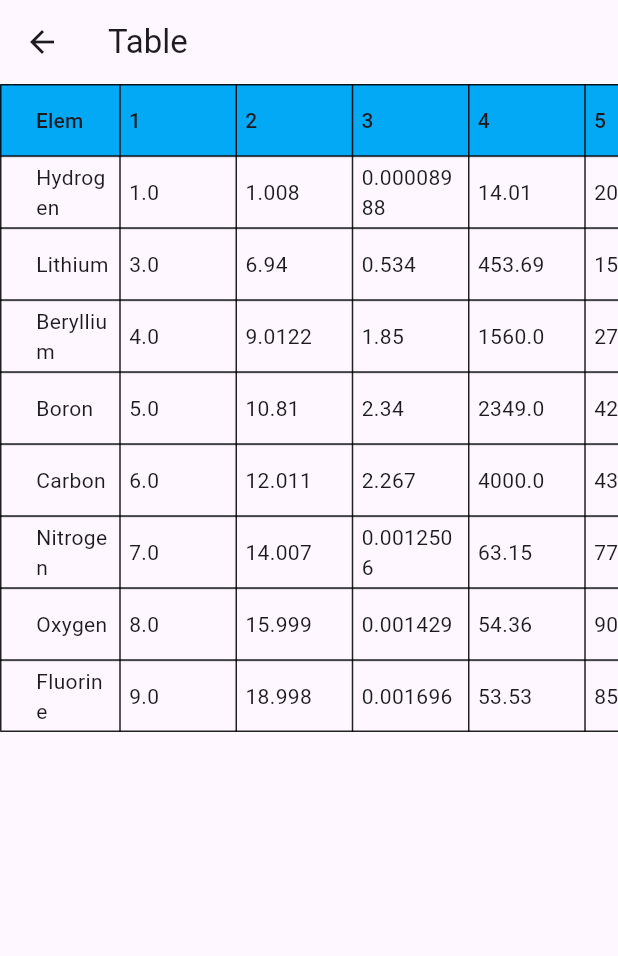
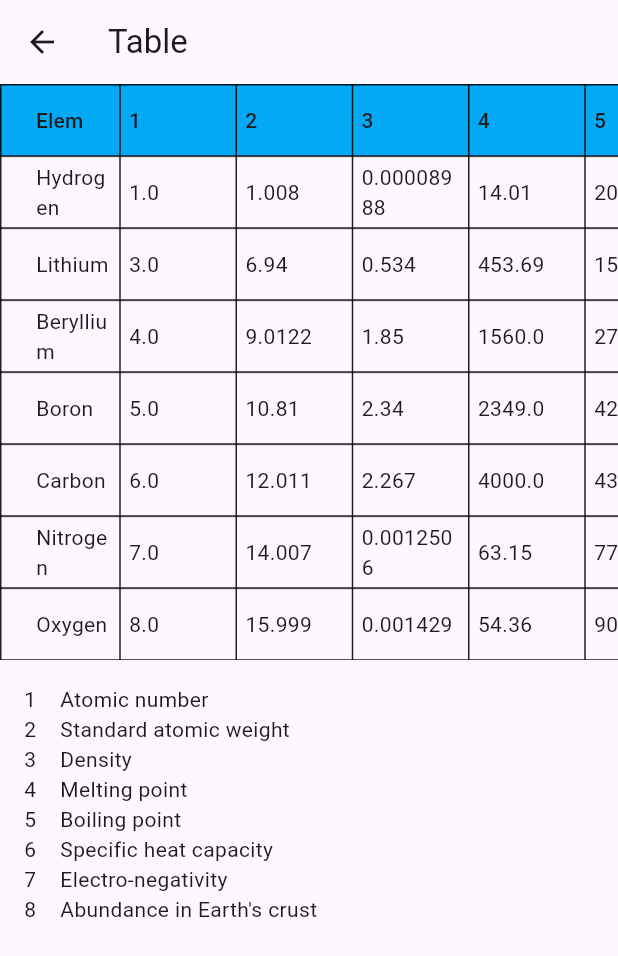
Before and after one commit to mivoligo/satagromini, a Flutter app: the TablePage screen opened directly, on a phone screen of 412 x 824 dp. Shown: the top 956 px of the screen. Run offline on Flutter 3.47's test engine with Material 3 defaults, Android fonts, the phone set to English and light mode, and no system bars; drawn by our look-alikes of data_table_2; our stand-ins replace flutter_map, flutter_riverpod, latlong2, riverpod_annotation; generated files the repository leaves out were written again.

Commit message:
Add legend for table

```diff
--- a/lib/table/views/table_page.dart
+++ b/lib/table/views/table_page.dart
@@ -1,60 +1,9 @@
-import 'package:data_table_2/data_table_2.dart';
 import 'package:flutter/material.dart' hide Element;
-import 'package:satagromini/table/data/elements.dart';
-import 'package:satagromini/table/models/element.dart';
+import 'package:satagromini/table/views/widgets/legend.dart';
+import 'package:satagromini/table/views/widgets/table_view.dart';
 
-class TablePage extends StatefulWidget {
+class TablePage extends StatelessWidget {
   const TablePage({super.key});
-
-  @override
-  State<TablePage> createState() => _TablePageState();
-}
-
-class _TablePageState extends State<TablePage> {
-  int? sortColumnIndex;
-  bool sortAscending = true;
-  List<Element> listOfElements = [...elementsData];
-
-  void sort(int columnIndex, bool ascending) {
-    setState(() {
-      sortAscending = ascending;
-      sortColumnIndex = columnIndex;
-      listOfElements = listOfElements
-        ..sort(
-          (a, b) {
-            final sortingValue = switch (columnIndex) {
-              1 => ascending
-                  ? a.atomicNumber.compareTo(b.atomicNumber)
-                  : b.atomicNumber.compareTo(a.atomicNumber),
-              2 => ascending
-                  ? a.weight.compareTo(b.weight)
-                  : b.weight.compareTo(a.weight),
-              3 => ascending
-                  ? a.density.compareTo(b.density)
-                  : b.density.compareTo(a.density),
-              4 => ascending
-                  ? a.meltingPoint.compareTo(b.meltingPoint)
-                  : b.meltingPoint.compareTo(a.meltingPoint),
-              5 => ascending
-                  ? a.boilingPoint.compareTo(b.boilingPoint)
-                  : b.boilingPoint.compareTo(a.boilingPoint),
-              6 => ascending
-                  ? a.heatCapacity.compareTo(b.heatCapacity)
-                  : b.heatCapacity.compareTo(a.heatCapacity),
-              7 => ascending
-                  ? a.electroNegativity.compareTo(b.electroNegativity)
-                  : b.electroNegativity.compareTo(a.electroNegativity),
-              8 => ascending
-                  ? a.abundance.compareTo(b.abundance)
-                  : b.abundance.compareTo(a.abundance),
-              _ =>
-                ascending ? a.name.compareTo(b.name) : b.name.compareTo(a.name),
-            };
-            return sortingValue;
-          },
-        );
-    });
-  }
 
   @override
   Widget build(BuildContext context) {
@@ -62,50 +11,15 @@ class _TablePageState extends State<TablePage> {
       appBar: AppBar(
         title: const Text('Table'),
       ),
-      body: DataTable2(
-        columns: [
-          DataColumn2(
-            label: const Text('Element'),
-            size: ColumnSize.M,
-            fixedWidth: 80,
-            onSort: sort,
+      body: const Column(
+        children: [
+          Expanded(
+            child: TableView(),
           ),
-          ...elementsData.indexed.map(
-            (indexedList) => DataColumn2(
-              label: Text('${indexedList.$1 + 1}'),
-              // numeric: true,
-              onSort: sort,
-            ),
+          Expanded(
+            child: Legend(),
           ),
         ],
-        rows: [
-          ...listOfElements.map(
-            (element) => DataRow2(
-              cells: [
-                DataCell(Text(element.name)),
-                DataCell(Text(element.atomicNumber.toString())),
-                DataCell(Text(element.weight.toString())),
-                DataCell(Text(element.density.toString())),
-                DataCell(Text(element.meltingPoint.toString())),
-                DataCell(Text(element.boilingPoint.toString())),
-                DataCell(Text(element.heatCapacity.toString())),
-                DataCell(Text(element.electroNegativity.toString())),
-                DataCell(Text(element.abundance.toString())),
-              ],
-            ),
-          )
-        ],
-        columnSpacing: 12,
-        fixedTopRows: 1,
-        fixedLeftColumns: 1,
-        headingRowHeight: 48,
-        headingRowColor: const WidgetStatePropertyAll(Colors.lightBlue),
-        fixedColumnsColor: Colors.lightGreen,
-        isHorizontalScrollBarVisible: true,
-        sortAscending: sortAscending,
-        sortColumnIndex: sortColumnIndex,
-        minWidth: 700,
-        border: TableBorder.all(width: 1.0, color: Colors.black87),
       ),
     );
   }
--- /dev/null
+++ b/lib/table/views/widgets/legend.dart
@@ -0,0 +1,25 @@
+import 'package:flutter/material.dart';
+import 'package:satagromini/table/views/widgets/single_legend.dart';
+
+class Legend extends StatelessWidget {
+  const Legend({super.key});
+
+  @override
+  Widget build(BuildContext context) {
+    return const Padding(
+      padding: EdgeInsets.all(16),
+      child: Column(
+        children: [
+          SingleLegend(name: '1', description: 'Atomic number'),
+          SingleLegend(name: '2', description: 'Standard atomic weight'),
+          SingleLegend(name: '3', description: 'Density'),
+          SingleLegend(name: '4', description: 'Melting point'),
+          SingleLegend(name: '5', description: 'Boiling point'),
+          SingleLegend(name: '6', description: 'Specific heat capacity'),
+          SingleLegend(name: '7', description: 'Electro-negativity'),
+          SingleLegend(name: '8', description: 'Abundance in Earth\'s crust'),
+        ],
+      ),
+    );
+  }
+}
--- /dev/null
+++ b/lib/table/views/widgets/single_legend.dart
@@ -0,0 +1,23 @@
+import 'package:flutter/material.dart';
+
+class SingleLegend extends StatelessWidget {
+  const SingleLegend({
+    required this.name,
+    required this.description,
+    super.key,
+  });
+
+  final String name;
+  final String description;
+
+  @override
+  Widget build(BuildContext context) {
+    return Row(
+      children: [
+        Text(name),
+        const SizedBox(width: 16),
+        Text(description),
+      ],
+    );
+  }
+}
--- /dev/null
+++ b/lib/table/views/widgets/table_view.dart
@@ -0,0 +1,108 @@
+import 'package:data_table_2/data_table_2.dart';
+import 'package:flutter/material.dart' hide Element;
+import 'package:satagromini/table/data/elements.dart';
+import 'package:satagromini/table/models/element.dart';
+
+class TableView extends StatefulWidget {
+  const TableView({super.key});
+
+  @override
+  State<TableView> createState() => _TableViewState();
+}
+
+class _TableViewState extends State<TableView> {
+  int? sortColumnIndex;
+  bool sortAscending = true;
+  List<Element> listOfElements = [...elementsData];
+
+  @override
+  Widget build(BuildContext context) {
+    return DataTable2(
+      bottomMargin: 0,
+      columns: [
+        DataColumn2(
+          label: const Text('Element'),
+          size: ColumnSize.M,
+          fixedWidth: 80,
+          onSort: sort,
+        ),
+        ...elementsData.indexed.map(
+          (indexedList) => DataColumn2(
+            label: Text('${indexedList.$1 + 1}'),
+            // numeric: true,
+            onSort: sort,
+          ),
+        ),
+      ],
+      rows: [
+        ...listOfElements.map(
+          (element) => DataRow2(
+            cells: [
+              DataCell(Text(element.name)),
+              DataCell(Text(element.atomicNumber.toString())),
+              DataCell(Text(element.weight.toString())),
+              DataCell(Text(element.density.toString())),
+              DataCell(Text(element.meltingPoint.toString())),
+              DataCell(Text(element.boilingPoint.toString())),
+              DataCell(Text(element.heatCapacity.toString())),
+              DataCell(Text(element.electroNegativity.toString())),
+              DataCell(Text(element.abundance.toString())),
+            ],
+          ),
+        )
+      ],
+      columnSpacing: 12,
+      fixedTopRows: 1,
+      fixedLeftColumns: 1,
+      headingRowHeight: 48,
+      headingRowColor: const WidgetStatePropertyAll(Colors.lightBlue),
+      fixedColumnsColor: Colors.lightGreen,
+      isHorizontalScrollBarVisible: true,
+      sortAscending: sortAscending,
+      sortColumnIndex: sortColumnIndex,
+      minWidth: 700,
+      border: TableBorder.all(width: 1.0, color: Colors.black87),
+    );
+  }
+
+  void sort(int columnIndex, bool ascending) {
+    setState(() {
+      sortAscending = ascending;
+      sortColumnIndex = columnIndex;
+      listOfElements = listOfElements
+        ..sort(
+          (a, b) {
+            final sortingValue = switch (columnIndex) {
+              1 => ascending
+                  ? a.atomicNumber.compareTo(b.atomicNumber)
+                  : b.atomicNumber.compareTo(a.atomicNumber),
+              2 => ascending
+                  ? a.weight.compareTo(b.weight)
+                  : b.weight.compareTo(a.weight),
+              3 => ascending
+                  ? a.density.compareTo(b.density)
+                  : b.density.compareTo(a.density),
+              4 => ascending
+                  ? a.meltingPoint.compareTo(b.meltingPoint)
+                  : b.meltingPoint.compareTo(a.meltingPoint),
+              5 => ascending
+                  ? a.boilingPoint.compareTo(b.boilingPoint)
+                  : b.boilingPoint.compareTo(a.boilingPoint),
+              6 => ascending
+                  ? a.heatCapacity.compareTo(b.heatCapacity)
+                  : b.heatCapacity.compareTo(a.heatCapacity),
+              7 => ascending
+                  ? a.electroNegativity.compareTo(b.electroNegativity)
+                  : b.electroNegativity.compareTo(a.electroNegativity),
+              8 => ascending
+                  ? a.abundance.compareTo(b.abundance)
+                  : b.abundance.compareTo(a.abundance),
+              _ =>
+                ascending ? a.name.compareTo(b.name) : b.name.compareTo(a.name),
+            };
+            return sortingValue;
+          },
+        );
+    });
+  }
+}
```
